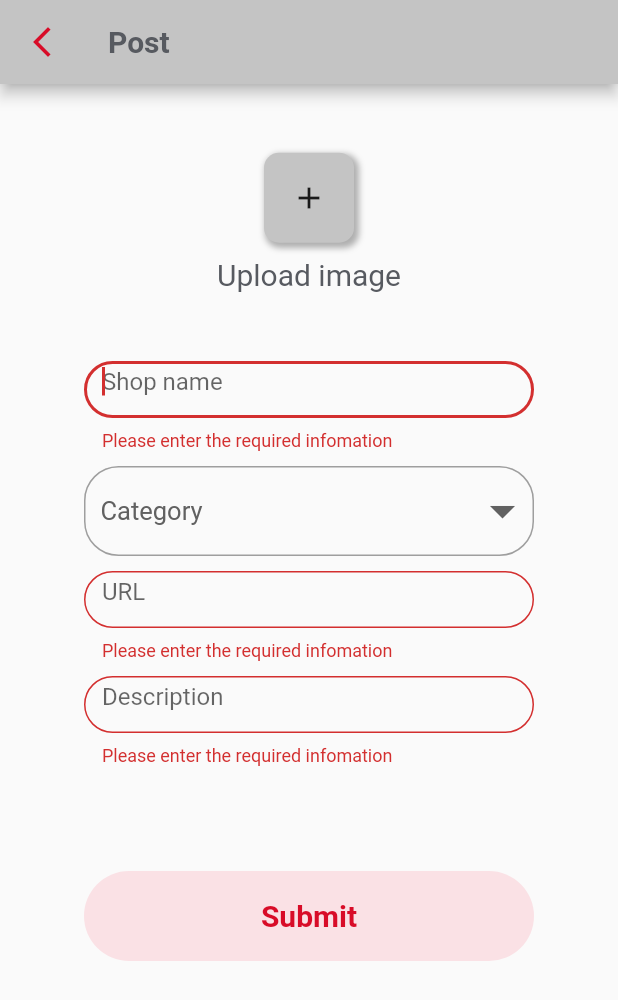
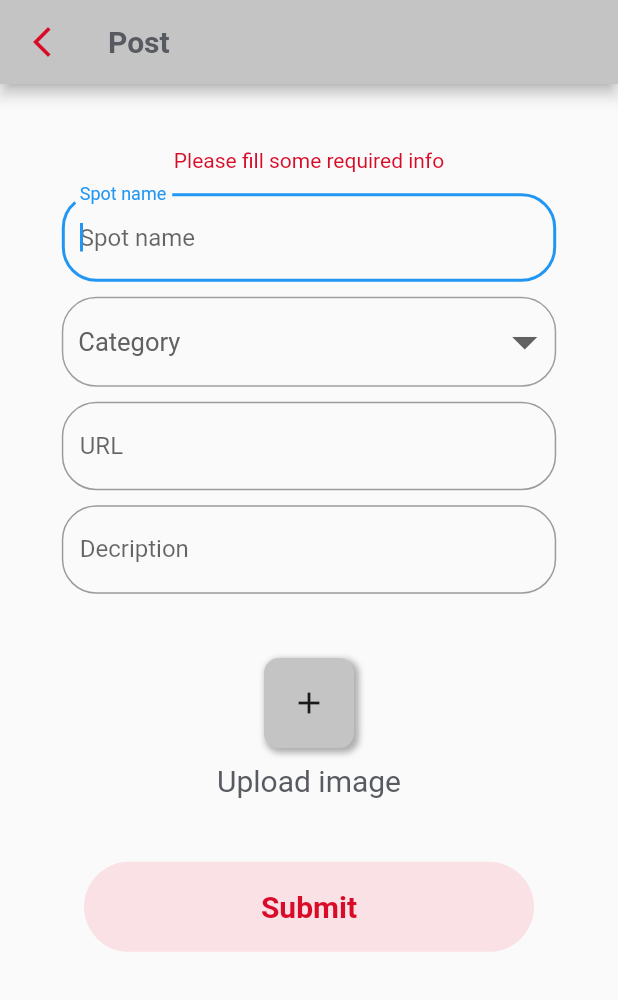
Before and after one commit to naoyuki1115/wovenlog, a Flutter app: the screen it shows after launch, after a tap on "Submit", on a phone screen of 412 x 824 dp. Shown: the top 1000 px of the screen. Run offline on Flutter 3.47's test engine with Material 2 defaults, Android fonts, the phone set to English and light mode, and no system bars; our stand-ins replace flutter_svg, image_picker, shared_preferences.

Commit message:
Finished post and detail screen

```diff
--- a/lib/main.dart
+++ b/lib/main.dart
@@ -5,6 +5,8 @@ import 'package:wovenlog/screens/spot_post_screen.dart';
 import '../screens/login_screen.dart';
 import '../screens/top_screen.dart';
 import '../dummy_data/selected_category_list.dart';
+import 'screens/spot_detail_screen.dart';
+import 'screens/spot_list_screen.dart';
 
 void main() {
   runApp(const MyApp());
@@ -16,7 +18,7 @@ class MyApp extends StatelessWidget {
   @override
   Widget build(BuildContext context) {
     return MultiProvider(
-      child: const MaterialApp(
+      child: MaterialApp(
         title: 'WovenLog',
         home: SpotPostScreen(),
       ),
--- a/lib/screens/spot_list_screen.dart
+++ b/lib/screens/spot_list_screen.dart
@@ -53,8 +53,8 @@ class _SpotListScreen extends State<SpotListScreen> {
                   Navigator.push(
                     context,
                     MaterialPageRoute(
-                      builder: (BuildContext context) => SpotDetailScreen(),
-                    ),
+                        builder: (BuildContext context) =>
+                            SpotDetailScreen(spotId: _inputSpotId)),
                   );
                 }
               },
--- a/lib/screens/spot_post_screen.dart
+++ b/lib/screens/spot_post_screen.dart
@@ -1,18 +1,34 @@
 import 'package:flutter/material.dart';
 import 'package:image_picker/image_picker.dart';
-import 'package:wovenlog/screens/spot_list_screen.dart';
 
 import '../constants.dart';
 import '../dummy_data/category_list.dart';
+import 'spot_list_screen.dart';
 
 void main() {
   runApp(SpotPostScreen());
 }
 
-// メインクラス
-class SpotPostScreen extends StatelessWidget {
+class SpotPostScreen extends StatefulWidget {
   const SpotPostScreen({Key? key}) : super(key: key);
 
+  @override
+  State<SpotPostScreen> createState() => _SpotPostScreenState();
+}
+
+String _errMsg = '';
+bool _postState = false;
+
+void submit() {
+  if (_postState) {
+    //画面遷移
+    // 登録処理
+  } else {
+    _errMsg = 'Please fill some required info';
+  }
+}
+
+class _SpotPostScreenState extends State<SpotPostScreen> {
   @override
   Widget build(BuildContext context) {
     return MaterialApp(
@@ -26,6 +42,7 @@ class SpotPostScreen extends StatelessWidget {
                 fontSize: 20, color: kFontColor, fontWeight: FontWeight.bold),
           ),
           backgroundColor: kAppBarColor,
+          // 戻るボタン
           leading: IconButton(
             icon: const Icon(Icons.arrow_back_ios_new, color: kPrimaryColor),
             onPressed: () {
@@ -36,25 +53,62 @@ class SpotPostScreen extends StatelessWidget {
             },
           ),
         ),
-        body: Center(
+        body: Container(
+          height: 750,
+          alignment: Alignment.center,
           child: Column(
             children: [
               Expanded(
                 flex: 1,
                 child: Container(),
               ),
+              // Submitエラー表示
+              ConstrainedBox(
+                constraints: BoxConstraints(minHeight: 30.0),
+                child: Text(
+                  _errMsg, //loginボタン押下後に表示内容更新
+                  style: TextStyle(color: kPrimaryColor),
+                ),
+              ),
+              // 入力フォーム
+              AddProfile(),
+              // 空白
+              Expanded(
+                flex: 1,
+                child: Container(),
+              ),
+              // 画像投稿フォーム
               AddImage(),
               Expanded(
                 flex: 1,
                 child: Container(),
               ),
-              AddProfile(),
+              // Submitボタン
+              SizedBox(
+                width: 300,
+                height: 60,
+                child: TextButton(
+                  child: const Text(
+                    "Submit",
+                    style: TextStyle(fontSize: 20, fontWeight: FontWeight.bold),
+                  ),
+                  style: TextButton.styleFrom(
+                    primary: const Color(0xffD80C28),
+                    backgroundColor: kSecondaryColor,
+                    shape: const RoundedRectangleBorder(
+                        borderRadius: BorderRadius.all(Radius.circular(100))),
+                  ),
+                  onPressed: () {
+                    setState(() {
+                      // Submit成功可否の表示＆Listへの登録
+                      submit();
+                    });
+                  },
+                ),
+              ),
               Expanded(
                 flex: 4,
                 child: Container(),
-              ),
-              SizedBox(
-                height: MediaQuery.of(context).viewInsets.bottom,
               ),
             ],
           ),
@@ -76,20 +130,18 @@ class _AddProfileState extends State<AddProfile> {
   final _formKey = GlobalKey<FormState>();
   final myController = TextEditingController();
   late FocusNode myFocusNode;
-  List userInfomations = [];
 
   @override
+  // オートフォーカス用にstateを初期化
   void initState() {
     super.initState();
-
     myFocusNode = FocusNode();
   }
 
+  //フォーカス終了
   @override
   void dispose() {
-    // Clean up the focus node when the Form is disposed.
     myFocusNode.dispose();
-
     super.dispose();
   }
 
@@ -97,37 +149,31 @@ class _AddProfileState extends State<AddProfile> {
   Widget build(BuildContext context) {
     return Form(
       key: _formKey,
+      child: Row(
+        children: [
+          Expanded(
+            flex: 1,
+            child: Container(),
+          ),
+          Expanded(
+            flex: 8,
             child: Column(
               children: <Widget>[
-          SizedBox(
-            width: 300,
-            height: 60,
-            child: TextFormField(
+                TextFormField(
                   autofocus: true,
                   decoration: InputDecoration(
-                hintText: "Shop name",
+                    labelText: "Spot name",
+                    hintText: "Spot name",
                     border: OutlineInputBorder(
                       borderRadius: BorderRadius.circular(23),
                     ),
-              ),
-              validator: (value) {
-                if (value == null || value.isEmpty) {
-                  return 'Please enter the required infomation';
-                }
-                return null;
-              },
                   ),
                 ),
                 const SizedBox(
                   height: 10,
                 ),
-          SizedBox(
-            width: 300,
-            // Padding(
-            //   // padding: const EdgeInsets.only(left: 30),
-            //   // alignment: const Alignment(-1, 0),
-            //   padding: const EdgeInsets.only(left: 45, right: 45),
-            child: Container(
+                // プルダウンボタン表示
+                Container(
                     height: 60,
                     alignment: const Alignment(0, 0),
                     padding: const EdgeInsets.only(left: 10),
@@ -135,83 +181,38 @@ class _AddProfileState extends State<AddProfile> {
                         border: Border.all(color: Colors.grey),
                         borderRadius: BorderRadius.circular(23)),
                     child: PullDownButton()),
-          ),
                 const SizedBox(
                   height: 10,
                 ),
-          SizedBox(
-            width: 300,
-            height: 60,
-            child: TextFormField(
+                TextFormField(
                   autofocus: true,
                   decoration: InputDecoration(
+                    labelText: "URL",
                     hintText: "URL",
                     border: OutlineInputBorder(
                       borderRadius: BorderRadius.circular(23),
                     ),
                   ),
-              validator: (value) {
-                if (value == null || value.isEmpty) {
-                  return 'Please enter the required infomation';
-                }
-                return null;
-              },
-            ),
                 ),
                 const SizedBox(
                   height: 10,
                 ),
-          SizedBox(
-            width: 300,
-            height: 60,
-            child: TextFormField(
+                TextFormField(
                   autofocus: true,
                   decoration: InputDecoration(
+                    labelText: "Decription",
                     hintText: "Description",
                     border: OutlineInputBorder(
                       borderRadius: BorderRadius.circular(23),
                     ),
                   ),
-              validator: (value) {
-                if (value == null || value.isEmpty) {
-                  return 'Please enter the required infomation';
-                }
-                return null;
-              },
+                ),
+              ],
             ),
           ),
-          // 空白
-          const SizedBox(
-            height: 70,
-          ),
-          // 登録＆前ページに遷移するボタン
-          SizedBox(
-            width: 300,
-            height: 60,
-            child: TextButton(
-              child: const Text(
-                "Submit",
-                style: TextStyle(fontSize: 20, fontWeight: FontWeight.bold),
-              ),
-              style: TextButton.styleFrom(
-                primary: const Color(0xffD80C28),
-                backgroundColor: kSecondaryColor,
-                shape: const RoundedRectangleBorder(
-                    borderRadius: BorderRadius.all(Radius.circular(100))),
-              ),
-              onPressed: () {
-                if (_formKey.currentState!.validate()) {
-                  // 画面遷移
-                  // Navigator.pop(
-                  //   context,
-                  //   MaterialPageRoute(builder: (context) => HomeScreen()),
-                  // );
-                  // 保存処理
-                  // 各入力値をListに代入
-
-                }
-              },
-            ),
+          Expanded(
+            flex: 1,
+            child: Container(),
           ),
         ],
       ),
@@ -264,6 +265,7 @@ class _PullDownButtonState extends State<PullDownButton> {
   }
 }
 
+// 画像投稿機能
 class AddImage extends StatefulWidget {
   const AddImage({Key? key}) : super(key: key);
 
--- a/pubspec.yaml
+++ b/pubspec.yaml
@@ -67,6 +67,7 @@ flutter:
   assets:
     - assets/icons/
     - assets/images/
+    - assets/images/spot_images/
 
 
   # An image asset can refer to one or more resolution-specific "variants", see
```
Also changed, not shown: lib/screens/spot_detail_screen.dart (+113 -20 lines). Lines whose indentation alone changed are shown as unchanged.
